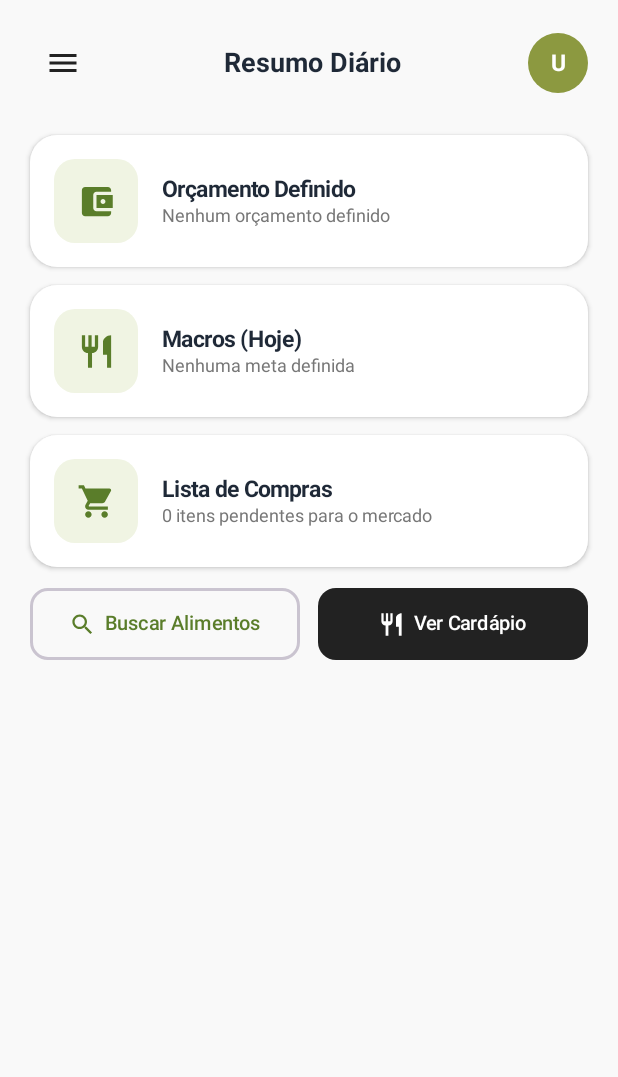
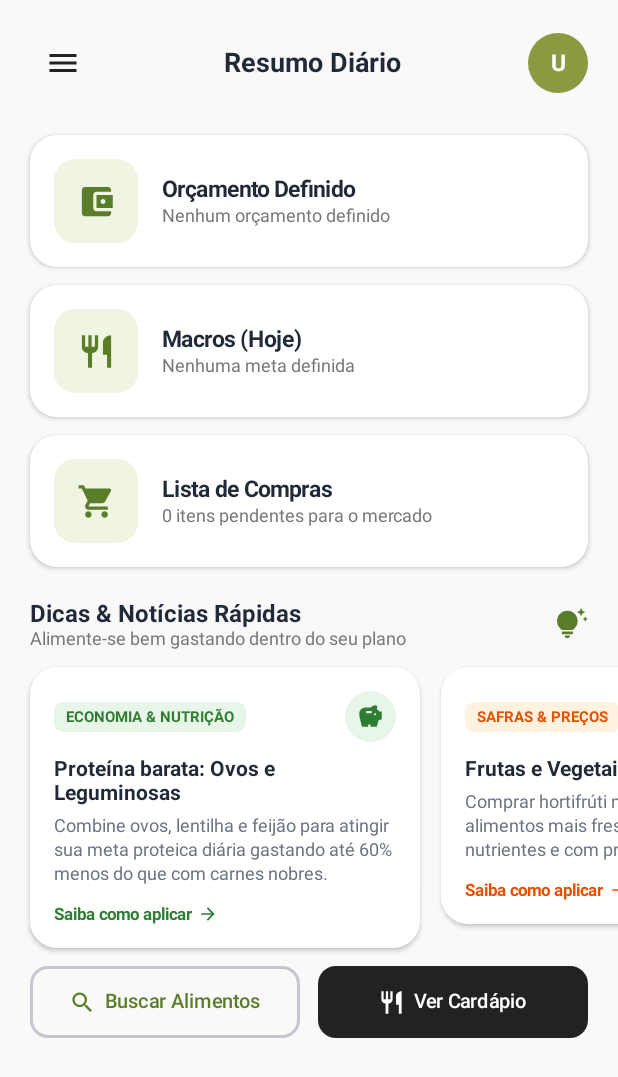
Before and after one commit to MatheusTLampugnani/prato-certo, an Android app built with Jetpack Compose: the composable TelaHome shown on its own in the app's theme, on a phone screen of 412 x 824 dp. Shown: the top 1077 px of the screen. Run offline under Robolectric (Android 15) with nearby library versions, the phone set to English and light mode, and no system bars.

Commit message:
feat(mobile): adiciona carrossel de cards de dicas e noticias na tela inicial (KAN-23)

```diff
--- /dev/null
+++ b/mobile/app/src/main/java/com/example/pratocerto/model/DicaOuNoticia.kt
@@ -0,0 +1,23 @@
+package com.example.pratocerto.model
+
+import androidx.compose.ui.graphics.Color
+import androidx.compose.ui.graphics.vector.ImageVector
+
+data class DicaOuNoticia(
+    val id: String,
+    val categoria: String,
+    val titulo: String,
+    val descricao: String,
+    val detalheCompleto: String,
+    val icone: ImageVector,
+    val corDestaque: Color,
+    val corFundoTag: Color,
+    val textoBotaoAcao: String? = null,
+    val tipoAcao: TipoAcaoDica? = null
+)
+
+enum class TipoAcaoDica {
+    IR_ORCAMENTO,
+    IR_CARDAPIO,
+    IR_PESQUISA
+}
--- a/mobile/app/src/main/java/com/example/pratocerto/ui/TelaHome.kt
+++ b/mobile/app/src/main/java/com/example/pratocerto/ui/TelaHome.kt
@@ -24,6 +24,7 @@ import androidx.compose.ui.text.font.FontWeight
 import androidx.compose.ui.unit.dp
 import androidx.compose.ui.unit.sp
 import com.example.pratocerto.ui.theme.PratoCertoColors
+import com.example.pratocerto.ui.components.SecaoCardsDicas
 
 import androidx.lifecycle.viewmodel.compose.viewModel
 import com.example.pratocerto.viewmodel.CardapioViewModel
@@ -144,6 +145,13 @@ fun TelaHome(
                 onClick = onIrLista
             )
 
+            // Seção de Dicas, Notícias e Hábitos Saudáveis com Economia
+            SecaoCardsDicas(
+                onIrOrcamento = onIrOrcamento,
+                onIrCardapio = onIrCardapio,
+                onIrPesquisa = onIrPesquisa
+            )
+
             // Botões rápidos
             Row(
                 modifier = Modifier
--- /dev/null
+++ b/mobile/app/src/main/java/com/example/pratocerto/ui/components/SecaoCardsDicas.kt
@@ -0,0 +1,315 @@
+package com.example.pratocerto.ui.components
+
+import androidx.compose.animation.AnimatedVisibility
+import androidx.compose.animation.expandVertically
+import androidx.compose.animation.fadeIn
+import androidx.compose.animation.fadeOut
+import androidx.compose.animation.shrinkVertically
+import androidx.compose.foundation.background
+import androidx.compose.foundation.clickable
+import androidx.compose.foundation.layout.*
+import androidx.compose.foundation.lazy.LazyRow
+import androidx.compose.foundation.lazy.items
+import androidx.compose.foundation.shape.CircleShape
+import androidx.compose.foundation.shape.RoundedCornerShape
+import androidx.compose.material.icons.Icons
+import androidx.compose.material.icons.automirrored.filled.ArrowForward
+import androidx.compose.material.icons.filled.*
+import androidx.compose.material3.*
+import androidx.compose.runtime.*
+import androidx.compose.ui.Alignment
+import androidx.compose.ui.Modifier
+import androidx.compose.ui.draw.clip
+import androidx.compose.ui.graphics.Color
+import androidx.compose.ui.text.font.FontWeight
+import androidx.compose.ui.unit.dp
+import androidx.compose.ui.unit.sp
+import com.example.pratocerto.model.DicaOuNoticia
+import com.example.pratocerto.model.TipoAcaoDica
+import com.example.pratocerto.ui.theme.PratoCertoColors
+
+val listaDicasNoticiasPadrao = listOf(
+    DicaOuNoticia(
+        id = "1",
+        categoria = "ECONOMIA & NUTRIÇÃO",
+        titulo = "Proteína barata: Ovos e Leguminosas",
+        descricao = "Combine ovos, lentilha e feijão para atingir sua meta proteica diária gastando até 60% menos do que com carnes nobres.",
+        detalheCompleto = "Ovos e leguminosas (como grão-de-bico, feijão preto e lentilha) fornecem aminoácidos essenciais de alto valor biológico com custo por porção significativamente menor. Use a busca do Prato Certo para comparar o custo por grama de proteína!",
+        icone = Icons.Default.Savings,
+        corDestaque = Color(0xFF2E7D32),
+        corFundoTag = Color(0xFFE8F5E9),
+        textoBotaoAcao = "Pesquisar Alimentos",
+        tipoAcao = TipoAcaoDica.IR_PESQUISA
+    ),
+    DicaOuNoticia(
+        id = "2",
+        categoria = "SAFRAS & PREÇOS",
+        titulo = "Frutas e Vegetais da Época",
+        descricao = "Comprar hortifrúti na safra garante alimentos mais frescos, ricos em nutrientes e com preços até 40% mais baixos.",
+        detalheCompleto = "Alimentos colhidos no período correto demandam menos agrotóxicos e transporte refrigerado rápido, resultando em menor preço nas feiras e supermercados e sabor muito superior para sua dieta.",
+        icone = Icons.Default.Eco,
+        corDestaque = Color(0xFFE65100),
+        corFundoTag = Color(0xFFFFF3E0),
+        textoBotaoAcao = "Montar Cardápio",
+        tipoAcao = TipoAcaoDica.IR_CARDAPIO
+    ),
+    DicaOuNoticia(
+        id = "3",
+        categoria = "GESTÃO FINANCEIRA",
+        titulo = "Evite o Desperdício com Planejamento",
+        descricao = "Estudos apontam que até 30% da comida comprada vai para o lixo. Defina seu orçamento e compre apenas o necessário.",
+        detalheCompleto = "Com um cardápio e lista de compras pré-definidos no app, você vai ao mercado com foco exato nos itens essenciais, eliminando compras por impulso e mantendo os gastos rigorosamente dentro da sua meta estipulada.",
+        icone = Icons.Default.AccountBalanceWallet,
+        corDestaque = Color(0xFF1565C0),
+        corFundoTag = Color(0xFFE3F2FD),
+        textoBotaoAcao = "Ajustar Orçamento",
+        tipoAcao = TipoAcaoDica.IR_ORCAMENTO
+    ),
+    DicaOuNoticia(
+        id = "4",
+        categoria = "HÁBITOS SAUDÁVEIS",
+        titulo = "Batch Cooking: Comida Pronta, Bolso Cheio",
+        descricao = "Cozinhar porções da semana de uma só vez reduz custos de gás, tempo diário e evita pedir delivery caro à noite.",
+        detalheCompleto = "Tirar 2 horas no domingo para preparar arroz integral, legumes assados e proteínas cozidas garante que você não caia na tentação do fast-food quando estiver cansado, mantendo a saúde e a economia em dia.",
+        icone = Icons.Default.Restaurant,
+        corDestaque = Color(0xFF6A1B9A),
+        corFundoTag = Color(0xFFF3E5F5),
+        textoBotaoAcao = "Ver Meu Cardápio",
+        tipoAcao = TipoAcaoDica.IR_CARDAPIO
+    )
+)
+
+@Composable
+fun SecaoCardsDicas(
+    onIrOrcamento: () -> Unit,
+    onIrCardapio: () -> Unit,
+    onIrPesquisa: () -> Unit,
+    dicas: List<DicaOuNoticia> = listaDicasNoticiasPadrao
+) {
+    var dicaSelecionadaModal by remember { mutableStateOf<DicaOuNoticia?>(null) }
+
+    Column(
+        modifier = Modifier
+            .fillMaxWidth()
+            .padding(top = 16.dp, bottom = 4.dp)
+    ) {
+        Row(
+            modifier = Modifier
+                .fillMaxWidth()
+                .padding(horizontal = 20.dp),
+            horizontalArrangement = Arrangement.SpaceBetween,
+            verticalAlignment = Alignment.CenterVertically
+        ) {
+            Column {
+                Text(
+                    text = "Dicas & Notícias Rápidas",
+                    fontSize = 16.sp,
+                    fontWeight = FontWeight.Bold,
+                    color = Color(0xFF1F2937)
+                )
+                Text(
+                    text = "Alimente-se bem gastando dentro do seu plano",
+                    fontSize = 12.sp,
+                    color = PratoCertoColors.TextGray
+                )
+            }
+            Icon(
+                imageVector = Icons.Default.TipsAndUpdates,
+                contentDescription = null,
+                tint = PratoCertoColors.TextGreen,
+                modifier = Modifier.size(22.dp)
+            )
+        }
+
+        Spacer(modifier = Modifier.height(12.dp))
+
+        LazyRow(
+            contentPadding = PaddingValues(horizontal = 20.dp),
+            horizontalArrangement = Arrangement.spacedBy(14.dp)
+        ) {
+            items(dicas, key = { it.id }) { item ->
+                CardDicaItem(
+                    dica = item,
+                    onClick = { dicaSelecionadaModal = item }
+                )
+            }
+        }
+    }
+
+    // Modal de Detalhes da Notícia/Dica
+    dicaSelecionadaModal?.let { dica ->
+        AlertDialog(
+            onDismissRequest = { dicaSelecionadaModal = null },
+            shape = RoundedCornerShape(20.dp),
+            containerColor = Color.White,
+            title = {
+                Row(
+                    verticalAlignment = Alignment.CenterVertically,
+                    horizontalArrangement = Arrangement.spacedBy(10.dp)
+                ) {
+                    Box(
+                        modifier = Modifier
+                            .size(40.dp)
+                            .clip(CircleShape)
+                            .background(dica.corFundoTag),
+                        contentAlignment = Alignment.Center
+                    ) {
+                        Icon(
+                            imageVector = dica.icone,
+                            contentDescription = null,
+                            tint = dica.corDestaque,
+                            modifier = Modifier.size(22.dp)
+                        )
+                    }
+                    Column {
+                        Text(
+                            text = dica.categoria,
+                            fontSize = 10.sp,
+                            fontWeight = FontWeight.Bold,
+                            color = dica.corDestaque
+                        )
+                        Text(
+                            text = dica.titulo,
+                            fontSize = 16.sp,
+                            fontWeight = FontWeight.Bold,
+                            color = Color(0xFF1F2937)
+                        )
+                    }
+                }
+            },
+            text = {
+                Column(modifier = Modifier.padding(top = 4.dp)) {
+                    Text(
+                        text = dica.detalheCompleto,
+                        fontSize = 13.sp,
+                        color = Color(0xFF4B5563),
+                        lineHeight = 19.sp
+                    )
+                }
+            },
+            confirmButton = {
+                if (dica.textoBotaoAcao != null && dica.tipoAcao != null) {
+                    Button(
+                        onClick = {
+                            dicaSelecionadaModal = null
+                            when (dica.tipoAcao) {
+                                TipoAcaoDica.IR_ORCAMENTO -> onIrOrcamento()
+                                TipoAcaoDica.IR_CARDAPIO -> onIrCardapio()
+                                TipoAcaoDica.IR_PESQUISA -> onIrPesquisa()
+                            }
+                        },
+                        colors = ButtonDefaults.buttonColors(containerColor = PratoCertoColors.Green),
+                        shape = RoundedCornerShape(10.dp)
+                    ) {
+                        Text(dica.textoBotaoAcao, fontSize = 12.sp, fontWeight = FontWeight.Bold)
+                    }
+                }
+            },
+            dismissButton = {
+                TextButton(onClick = { dicaSelecionadaModal = null }) {
+                    Text("Fechar", color = PratoCertoColors.TextGray, fontSize = 12.sp)
+                }
+            }
+        )
+    }
+}
+
+@Composable
+private fun CardDicaItem(
+    dica: DicaOuNoticia,
+    onClick: () -> Unit
+) {
+    Card(
+        modifier = Modifier
+            .width(260.dp)
+            .clickable { onClick() },
+        shape = RoundedCornerShape(18.dp),
+        colors = CardDefaults.cardColors(containerColor = Color.White),
+        elevation = CardDefaults.cardElevation(defaultElevation = 2.dp)
+    ) {
+        Column(
+            modifier = Modifier
+                .fillMaxWidth()
+                .padding(16.dp)
+        ) {
+            // Tag Categoria + Ícone
+            Row(
+                modifier = Modifier.fillMaxWidth(),
+                horizontalArrangement = Arrangement.SpaceBetween,
+                verticalAlignment = Alignment.CenterVertically
+            ) {
+                Box(
+                    modifier = Modifier
+                        .clip(RoundedCornerShape(6.dp))
+                        .background(dica.corFundoTag)
+                        .padding(horizontal = 8.dp, vertical = 4.dp)
+                ) {
+                    Text(
+                        text = dica.categoria,
+                        fontSize = 10.sp,
+                        fontWeight = FontWeight.Bold,
+                        color = dica.corDestaque
+                    )
+                }
+
+                Box(
+                    modifier = Modifier
+                        .size(34.dp)
+                        .clip(CircleShape)
+                        .background(dica.corFundoTag),
+                    contentAlignment = Alignment.Center
+                ) {
+                    Icon(
+                        imageVector = dica.icone,
+                        contentDescription = null,
+                        tint = dica.corDestaque,
+                        modifier = Modifier.size(18.dp)
+                    )
+                }
+            }
+
+            Spacer(modifier = Modifier.height(10.dp))
+
+            // Título
+            Text(
+                text = dica.titulo,
+                fontSize = 14.sp,
+                fontWeight = FontWeight.Bold,
+                color = Color(0xFF1F2937),
+                maxLines = 2
+            )
+
+            Spacer(modifier = Modifier.height(6.dp))
+
+            // Descrição resumida
+            Text(
+                text = dica.descricao,
+                fontSize = 12.sp,
+                color = Color(0xFF6B7280),
+                lineHeight = 16.sp,
+                maxLines = 3
+            )
+
+            Spacer(modifier = Modifier.height(12.dp))
+
+            // Link "Ler mais"
+            Row(
+                verticalAlignment = Alignment.CenterVertically,
+                horizontalArrangement = Arrangement.spacedBy(4.dp)
+            ) {
+                Text(
+                    text = "Saiba como aplicar",
+                    fontSize = 11.sp,
+                    fontWeight = FontWeight.Bold,
+                    color = dica.corDestaque
+                )
+                Icon(
+                    imageVector = Icons.AutoMirrored.Filled.ArrowForward,
+                    contentDescription = null,
+                    tint = dica.corDestaque,
+                    modifier = Modifier.size(13.dp)
+                )
+            }
+        }
+    }
+}
```
